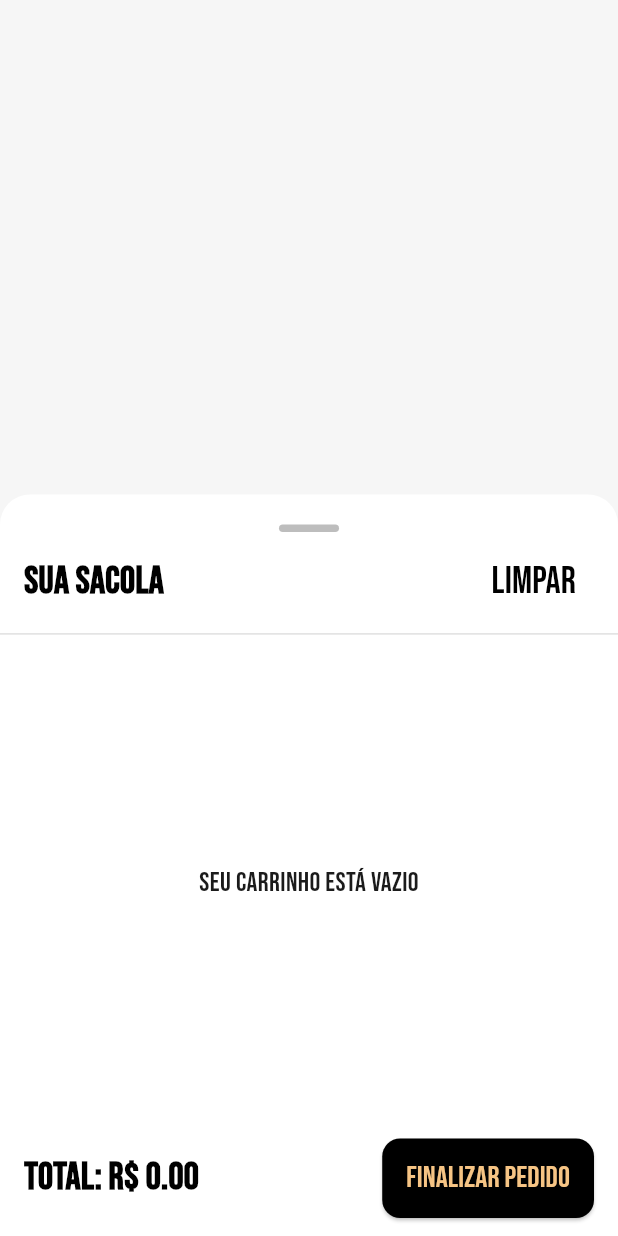
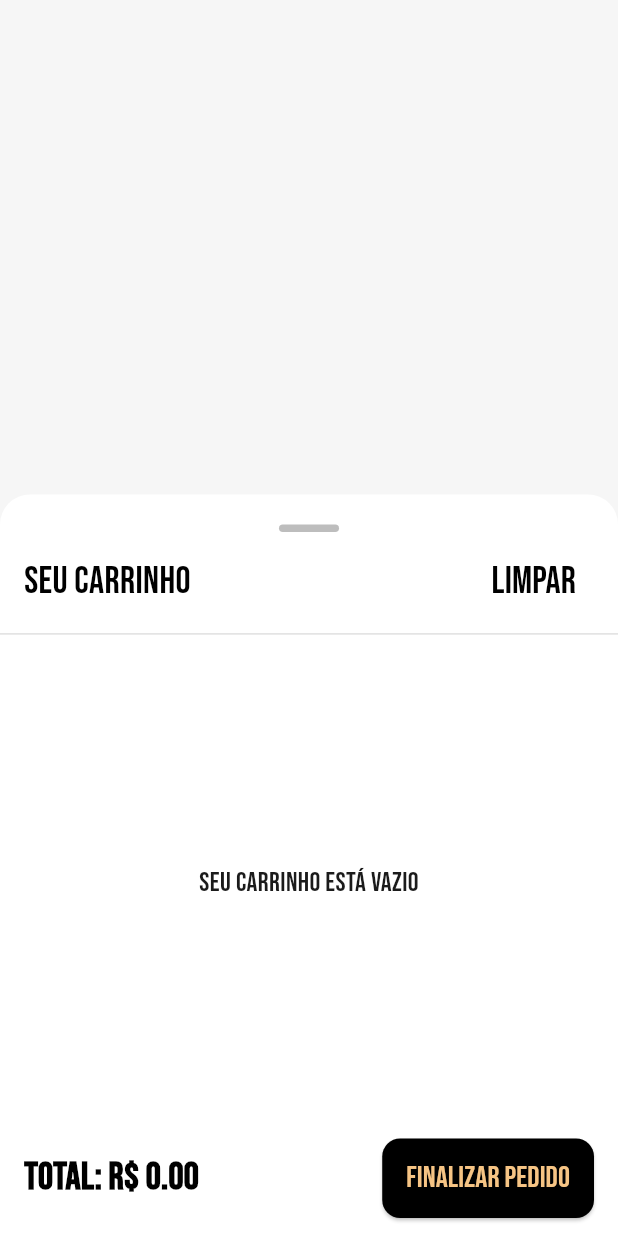
Before and after one commit to Animus2025/Lanchonete-da-Carminha_flutter, a Flutter app: the CartOverlay widget shown alone on an empty page, opened directly, on a phone screen of 412 x 824 dp. Run offline on Flutter 3.47's test engine with Material 3 defaults, Android fonts, the phone set to English and light mode, and no system bars.

Commit message:
Preço dos produtos no carrinho multiplicando pela quantidade e nome mudado para carrinho

```diff
--- a/lib/screens/Cart_Overlay.dart
+++ b/lib/screens/Cart_Overlay.dart
@@ -48,9 +48,8 @@ class CartOverlay extends StatelessWidget {
                   mainAxisAlignment: MainAxisAlignment.spaceBetween,
                   children: [
                     Text(
-                      "SUA SACOLA",
+                      "SEU CARRINHO",
                       style: TextStyle(
-                        fontWeight: FontWeight.bold,
                         fontSize: 25,
                         color: titleAndTotalColor, // Preto no claro, laranja no escuro
                       ),
@@ -230,7 +229,7 @@ class CartOverlay extends StatelessWidget {
                                           ),
                                         ),
                                         Text(
-                                          "R\$ ${item.preco.toStringAsFixed(2)}",
+                                          "R\$ ${(item.preco * item.quantidade).toStringAsFixed(2)}",
                                           style: TextStyle(
                                             color: quantityAndPriceColor,
                                             fontSize: 18,
```
